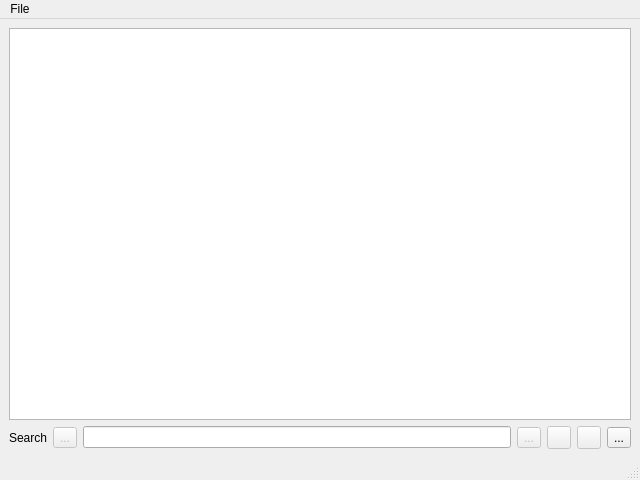
jlehtoma/MaeBird, file maebird/gui/mainwindow.ui: the form before one commit.
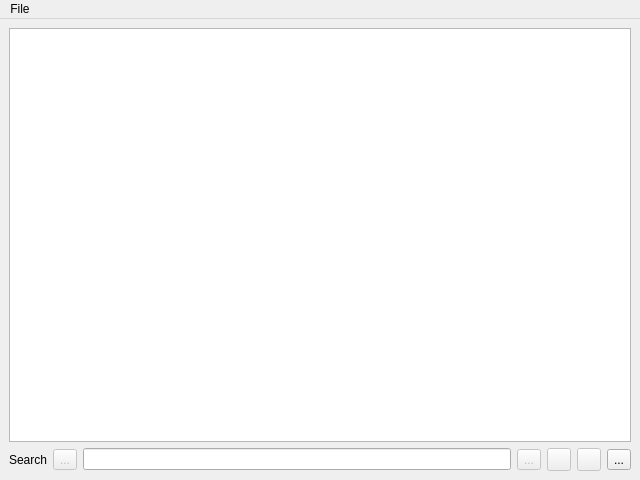
The form after the commit. Icons and pictures are not drawn.

Patch:
```diff
--- a/maebird/gui/mainwindow.ui
+++ b/maebird/gui/mainwindow.ui
@@ -148,7 +148,6 @@
    </widget>
    <addaction name="menuHelp"/>
   </widget>
-  <widget class="QStatusBar" name="statusbar"/>
   <action name="actionAbout">
    <property name="text">
     <string>&amp;About</string>
```
Left out of the diff: 2 changed lines with no effect on the pictures.
